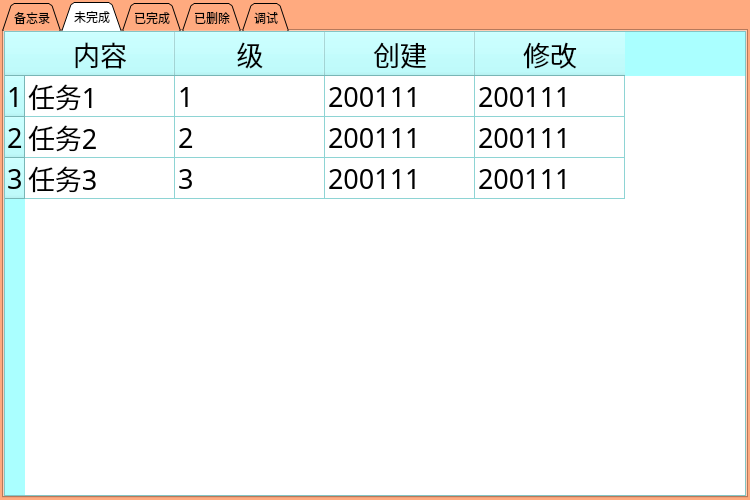
Above: d200114_zNote/Anyone/anyOne.ui from zhenghello/QTobj before the change. Below: the same form after it.
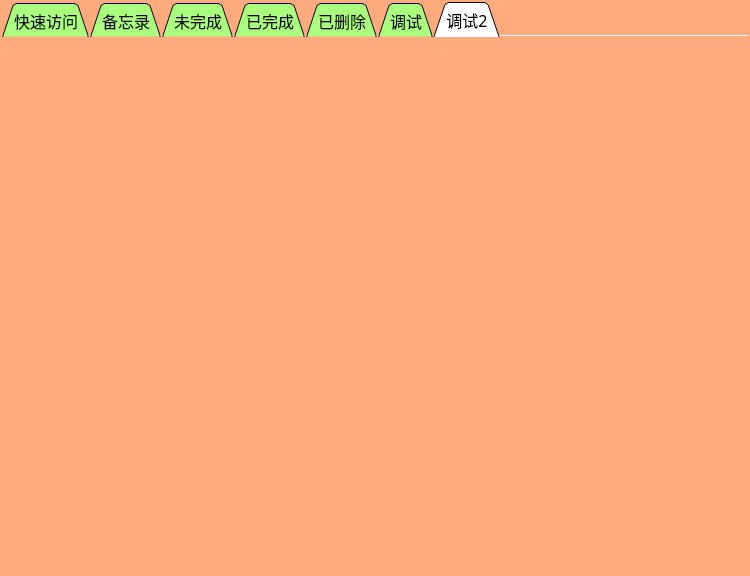
That is the form after the change. The open tabs and pages were chosen to show the change. Icons and pictures are not drawn.

Patch:
```diff
--- a/d200114_zNote/Anyone/anyOne.ui
+++ b/d200114_zNote/Anyone/anyOne.ui
@@ -7,7 +7,7 @@
     <x>0</x>
     <y>0</y>
     <width>750</width>
-    <height>500</height>
+    <height>576</height>
    </rect>
   </property>
   <property name="palette">
@@ -451,10 +451,428 @@
     </property>
     <item>
      <widget class="QTabWidget" name="tabWidget">
+      <property name="enabled">
+       <bool>true</bool>
+      </property>
+      <property name="palette">
+       <palette>
+        <active>
+         <colorrole role="WindowText">
+          <brush brushstyle="SolidPattern">
+           <color alpha="255">
+            <red>0</red>
+            <green>0</green>
+            <blue>0</blue>
+           </color>
+          </brush>
+         </colorrole>
+         <colorrole role="Button">
+          <brush brushstyle="SolidPattern">
+           <color alpha="255">
+            <red>170</red>
+            <green>255</green>
+            <blue>127</blue>
+           </color>
+          </brush>
+         </colorrole>
+         <colorrole role="Light">
+          <brush brushstyle="SolidPattern">
+           <color alpha="255">
+            <red>255</red>
+            <green>255</green>
+            <blue>255</blue>
+           </color>
+          </brush>
+         </colorrole>
+         <colorrole role="Midlight">
+          <brush brushstyle="SolidPattern">
+           <color alpha="255">
+            <red>212</red>
+            <green>255</green>
+            <blue>191</blue>
+           </color>
+          </brush>
+         </colorrole>
+         <colorrole role="Dark">
+          <brush brushstyle="SolidPattern">
+           <color alpha="255">
+            <red>85</red>
+            <green>127</green>
+            <blue>63</blue>
+           </color>
+          </brush>
+         </colorrole>
+         <colorrole role="Mid">
+          <brush brushstyle="SolidPattern">
+           <color alpha="255">
+            <red>113</red>
+            <green>170</green>
+            <blue>84</blue>
+           </color>
+          </brush>
+         </colorrole>
+         <colorrole role="Text">
+          <brush brushstyle="SolidPattern">
+           <color alpha="255">
+            <red>0</red>
+            <green>0</green>
+            <blue>0</blue>
+           </color>
+          </brush>
+         </colorrole>
+         <colorrole role="BrightText">
+          <brush brushstyle="SolidPattern">
+           <color alpha="255">
+            <red>255</red>
+            <green>255</green>
+            <blue>255</blue>
+           </color>
+          </brush>
+         </colorrole>
+         <colorrole role="ButtonText">
+          <brush brushstyle="SolidPattern">
+           <color alpha="255">
+            <red>0</red>
+            <green>0</green>
+            <blue>0</blue>
+           </color>
+          </brush>
+         </colorrole>
+         <colorrole role="Base">
+          <brush brushstyle="SolidPattern">
+           <color alpha="255">
+            <red>255</red>
+            <green>255</green>
+            <blue>255</blue>
+           </color>
+          </brush>
+         </colorrole>
+         <colorrole role="Window">
+          <brush brushstyle="SolidPattern">
+           <color alpha="255">
+            <red>170</red>
+            <green>255</green>
+            <blue>127</blue>
+           </color>
+          </brush>
+         </colorrole>
+         <colorrole role="Shadow">
+          <brush brushstyle="SolidPattern">
+           <color alpha="255">
+            <red>0</red>
+            <green>0</green>
+            <blue>0</blue>
+           </color>
+          </brush>
+         </colorrole>
+         <colorrole role="AlternateBase">
+          <brush brushstyle="SolidPattern">
+           <color alpha="255">
+            <red>212</red>
+            <green>255</green>
+            <blue>191</blue>
+           </color>
+          </brush>
+         </colorrole>
+         <colorrole role="ToolTipBase">
+          <brush brushstyle="SolidPattern">
+           <color alpha="255">
+            <red>255</red>
+            <green>255</green>
+            <blue>220</blue>
+           </color>
+          </brush>
+         </colorrole>
+         <colorrole role="ToolTipText">
+          <brush brushstyle="SolidPattern">
+           <color alpha="255">
+            <red>0</red>
+            <green>0</green>
+            <blue>0</blue>
+           </color>
+          </brush>
+         </colorrole>
+        </active>
+        <inactive>
+         <colorrole role="WindowText">
+          <brush brushstyle="SolidPattern">
+           <color alpha="255">
+            <red>0</red>
+            <green>0</green>
+            <blue>0</blue>
+           </color>
+          </brush>
+         </colorrole>
+         <colorrole role="Button">
+          <brush brushstyle="SolidPattern">
+           <color alpha="255">
+            <red>170</red>
+            <green>255</green>
+            <blue>127</blue>
+           </color>
+          </brush>
+         </colorrole>
+         <colorrole role="Light">
+          <brush brushstyle="SolidPattern">
+           <color alpha="255">
+            <red>255</red>
+            <green>255</green>
+            <blue>255</blue>
+           </color>
+          </brush>
+         </colorrole>
+         <colorrole role="Midlight">
+          <brush brushstyle="SolidPattern">
+           <color alpha="255">
+            <red>212</red>
+            <green>255</green>
+            <blue>191</blue>
+           </color>
+          </brush>
+         </colorrole>
+         <colorrole role="Dark">
+          <brush brushstyle="SolidPattern">
+           <color alpha="255">
+            <red>85</red>
+            <green>127</green>
+            <blue>63</blue>
+           </color>
+          </brush>
+         </colorrole>
+         <colorrole role="Mid">
+          <brush brushstyle="SolidPattern">
+           <color alpha="255">
+            <red>113</red>
+            <green>170</green>
+            <blue>84</blue>
+           </color>
+          </brush>
+         </colorrole>
+         <colorrole role="Text">
+          <brush brushstyle="SolidPattern">
+           <color alpha="255">
+            <red>0</red>
+            <green>0</green>
+            <blue>0</blue>
+           </color>
+          </brush>
+         </colorrole>
+         <colorrole role="BrightText">
+          <brush brushstyle="SolidPattern">
+           <color alpha="255">
+            <red>255</red>
+            <green>255</green>
+            <blue>255</blue>
+           </color>
+          </brush>
+         </colorrole>
+         <colorrole role="ButtonText">
+          <brush brushstyle="SolidPattern">
+           <color alpha="255">
+            <red>0</red>
+            <green>0</green>
+            <blue>0</blue>
+           </color>
+          </brush>
+         </colorrole>
+         <colorrole role="Base">
+          <brush brushstyle="SolidPattern">
+           <color alpha="255">
+            <red>255</red>
+            <green>255</green>
+            <blue>255</blue>
+           </color>
+          </brush>
+         </colorrole>
+         <colorrole role="Window">
+          <brush brushstyle="SolidPattern">
+           <color alpha="255">
+            <red>170</red>
+            <green>255</green>
+            <blue>127</blue>
+           </color>
+          </brush>
+         </colorrole>
+         <colorrole role="Shadow">
+          <brush brushstyle="SolidPattern">
+           <color alpha="255">
+            <red>0</red>
+            <green>0</green>
+            <blue>0</blue>
+           </color>
+          </brush>
+         </colorrole>
+         <colorrole role="AlternateBase">
+          <brush brushstyle="SolidPattern">
+           <color alpha="255">
+            <red>212</red>
+            <green>255</green>
+            <blue>191</blue>
+           </color>
+          </brush>
+         </colorrole>
+         <colorrole role="ToolTipBase">
+          <brush brushstyle="SolidPattern">
+           <color alpha="255">
+            <red>255</red>
+            <green>255</green>
+            <blue>220</blue>
+           </color>
+          </brush>
+         </colorrole>
+         <colorrole role="ToolTipText">
+          <brush brushstyle="SolidPattern">
+           <color alpha="255">
+            <red>0</red>
+            <green>0</green>
+            <blue>0</blue>
+           </color>
+          </brush>
+         </colorrole>
+        </inactive>
+        <disabled>
+         <colorrole role="WindowText">
+          <brush brushstyle="SolidPattern">
+           <color alpha="255">
+            <red>85</red>
+            <green>127</green>
+            <blue>63</blue>
+           </color>
+          </brush>
+         </colorrole>
+         <colorrole role="Button">
+          <brush brushstyle="SolidPattern">
+           <color alpha="255">
+            <red>170</red>
+            <green>255</green>
+            <blue>127</blue>
+           </color>
+          </brush>
+         </colorrole>
+         <colorrole role="Light">
+          <brush brushstyle="SolidPattern">
+           <color alpha="255">
+            <red>255</red>
+            <green>255</green>
+            <blue>255</blue>
+           </color>
+          </brush>
+         </colorrole>
+         <colorrole role="Midlight">
+          <brush brushstyle="SolidPattern">
+           <color alpha="255">
+            <red>212</red>
+            <green>255</green>
+            <blue>191</blue>
+           </color>
+          </brush>
+         </colorrole>
+         <colorrole role="Dark">
+          <brush brushstyle="SolidPattern">
+           <color alpha="255">
+            <red>85</red>
+            <green>127</green>
+            <blue>63</blue>
+           </color>
+          </brush>
+         </colorrole>
+         <colorrole role="Mid">
+          <brush brushstyle="SolidPattern">
+           <color alpha="255">
+            <red>113</red>
+            <green>170</green>
+            <blue>84</blue>
+           </color>
+          </brush>
+         </colorrole>
+         <colorrole role="Text">
+          <brush brushstyle="SolidPattern">
+           <color alpha="255">
+            <red>85</red>
+            <green>127</green>
+            <blue>63</blue>
+           </color>
+          </brush>
+         </colorrole>
+         <colorrole role="BrightText">
+          <brush brushstyle="SolidPattern">
+           <color alpha="255">
+            <red>255</red>
+            <green>255</green>
+            <blue>255</blue>
+           </color>
+          </brush>
+         </colorrole>
+         <colorrole role="ButtonText">
+          <brush brushstyle="SolidPattern">
+           <color alpha="255">
+            <red>85</red>
+            <green>127</green>
+            <blue>63</blue>
+           </color>
+          </brush>
+         </colorrole>
+         <colorrole role="Base">
+          <brush brushstyle="SolidPattern">
+           <color alpha="255">
+            <red>170</red>
+            <green>255</green>
+            <blue>127</blue>
+           </color>
+          </brush>
+         </colorrole>
+         <colorrole role="Window">
+          <brush brushstyle="SolidPattern">
+           <color alpha="255">
+            <red>170</red>
+            <green>255</green>
+            <blue>127</blue>
+           </color>
+          </brush>
+         </colorrole>
+         <colorrole role="Shadow">
+          <brush brushstyle="SolidPattern">
+           <color alpha="255">
+            <red>0</red>
+            <green>0</green>
+            <blue>0</blue>
+           </color>
+          </brush>
+         </colorrole>
+         <colorrole role="AlternateBase">
+          <brush brushstyle="SolidPattern">
+           <color alpha="255">
+            <red>170</red>
+            <green>255</green>
+            <blue>127</blue>
+           </color>
+          </brush>
+         </colorrole>
+         <colorrole role="ToolTipBase">
+          <brush brushstyle="SolidPattern">
+           <color alpha="255">
+            <red>255</red>
+            <green>255</green>
+            <blue>220</blue>
+           </color>
+          </brush>
+         </colorrole>
+         <colorrole role="ToolTipText">
+          <brush brushstyle="SolidPattern">
+           <color alpha="255">
+            <red>0</red>
+            <green>0</green>
+            <blue>0</blue>
+           </color>
+          </brush>
+         </colorrole>
+        </disabled>
+       </palette>
+      </property>
       <property name="font">
        <font>
         <family>宋体</family>
-        <pointsize>9</pointsize>
+        <pointsize>12</pointsize>
        </font>
       </property>
       <property name="tabShape">
@@ -463,6 +881,40 @@
       <property name="currentIndex">
        <number>1</number>
       </property>
+      <property name="elideMode">
+       <enum>Qt::ElideRight</enum>
+      </property>
+      <property name="usesScrollButtons">
+       <bool>true</bool>
+      </property>
+      <property name="documentMode">
+       <bool>true</bool>
+      </property>
+      <property name="tabsClosable">
+       <bool>false</bool>
+      </property>
+      <widget class="QWidget" name="tabFast">
+       <attribute name="title">
+        <string>快速访问</string>
+       </attribute>
+       <layout class="QVBoxLayout" name="verticalLayoutFast">
+        <property name="spacing">
+         <number>0</number>
+        </property>
+        <property name="leftMargin">
+         <number>0</number>
+        </property>
+        <property name="topMargin">
+         <number>0</number>
+        </property>
+        <property name="rightMargin">
+         <number>0</number>
+        </property>
+        <property name="bottomMargin">
+         <number>0</number>
+        </property>
+       </layout>
+      </widget>
       <widget class="QWidget" name="tabMemory">
        <attribute name="title">
         <string>备忘录</string>
@@ -1500,7 +1952,7 @@
            <number>2</number>
           </property>
           <property name="verticalScrollBarPolicy">
-           <enum>Qt::ScrollBarAlwaysOff</enum>
+           <enum>Qt::ScrollBarAlwaysOn</enum>
           </property>
           <property name="horizontalScrollBarPolicy">
            <enum>Qt::ScrollBarAlwaysOff</enum>
@@ -1535,12 +1987,6 @@
           <property name="wordWrap">
            <bool>true</bool>
           </property>
-          <attribute name="horizontalHeaderDefaultSectionSize">
-           <number>150</number>
-          </attribute>
-          <attribute name="horizontalHeaderShowSortIndicator" stdset="0">
-           <bool>false</bool>
-          </attribute>
           <attribute name="verticalHeaderDefaultSectionSize">
            <number>25</number>
           </attribute>
@@ -3487,6 +3933,47 @@
         </item>
        </layout>
       </widget>
+      <widget class="QWidget" name="tabDebug2">
+       <attribute name="title">
+        <string>调试2</string>
+       </attribute>
+       <layout class="QVBoxLayout" name="verticalLayout_8">
+        <property name="spacing">
+         <number>0</number>
+        </property>
+        <property name="leftMargin">
+         <number>0</number>
+        </property>
+        <property name="topMargin">
+         <number>0</number>
+        </property>
+        <property name="rightMargin">
+         <number>0</number>
+        </property>
+        <property name="bottomMargin">
+         <number>0</number>
+        </property>
+        <item>
+         <layout class="QVBoxLayout" name="verticalLayoutMemory">
+          <property name="spacing">
+           <number>2</number>
+          </property>
+          <property name="leftMargin">
+           <number>2</number>
+          </property>
+          <property name="topMargin">
+           <number>2</number>
+          </property>
+          <property name="rightMargin">
+           <number>2</number>
+          </property>
+          <property name="bottomMargin">
+           <number>2</number>
+          </property>
+         </layout>
+        </item>
+       </layout>
+      </widget>
      </widget>
     </item>
    </layout>
```
Left out of the diff: 136 changed lines with no effect on the pictures.
